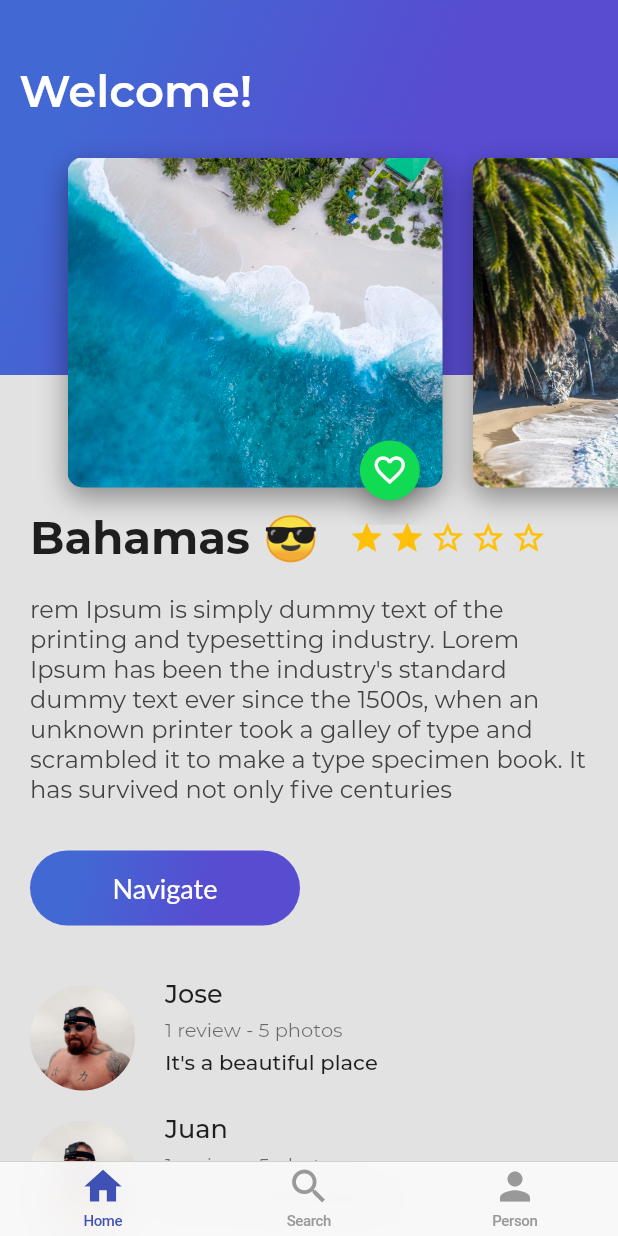
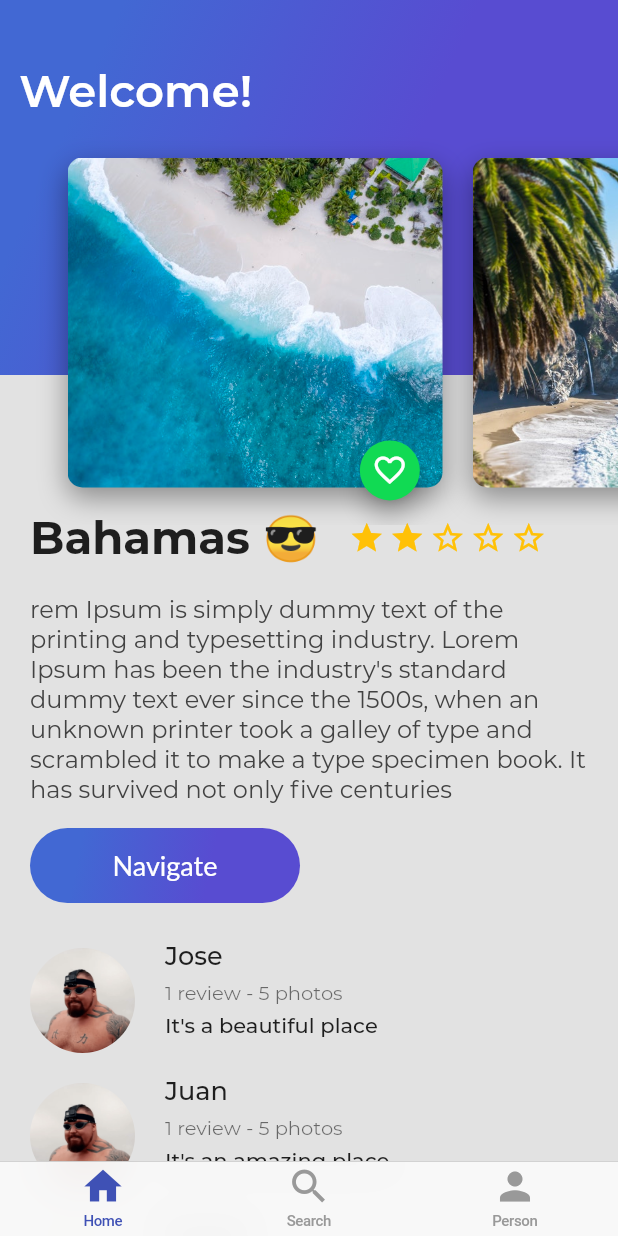
Before and after one commit to JoaquinSosa28/flutter-trips-test, a Flutter app: the screen it shows after launch, on a phone screen of 412 x 824 dp. Run offline on Flutter 3.47's test engine with Material 2 defaults, Android fonts, the phone set to English and light mode, and no system bars; Roboto replaces fonts that are missing (Lato).

Commit message:
Changed navigate button margins

```diff
--- a/lib/button.dart
+++ b/lib/button.dart
@@ -8,7 +8,7 @@ class ButtonPurple extends StatelessWidget {
   @override
   Widget build(BuildContext context) {
     return Container(
-        margin: EdgeInsets.only(top: 30, left: 20, right: 20, bottom: 20),
+        margin: EdgeInsets.only(top: 15, left: 20, right: 20, bottom: 10),
         child: InkWell(
           onTap: () {
             ScaffoldMessenger.of(context)
```
